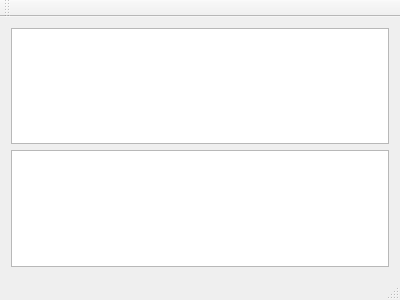
Qt form server/mainwindow.ui (gustafsson/achtung-die-schafe) before a commit.
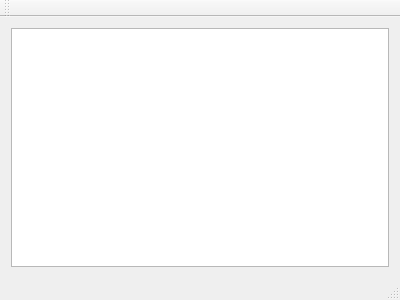
The same form after that commit. Icons and pictures are not drawn.

The edit to the form file:
```diff
--- a/server/mainwindow.ui
+++ b/server/mainwindow.ui
@@ -20,10 +20,7 @@
   <widget class="QWidget" name="centralWidget">
    <layout class="QVBoxLayout" name="verticalLayout">
     <item>
-     <widget class="QTableView" name="tableView"/>
-    </item>
-    <item>
-     <widget class="QGraphicsView" name="graphicsView"/>
+     <widget class="QListWidget" name="listWidget"/>
     </item>
    </layout>
   </widget>
```
